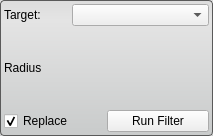
This is Interface/ToolInterface/MedianFilterInterface.ui in jessdtate/Seg3D as Qt 5 draws it before an edit. The edited form follows.
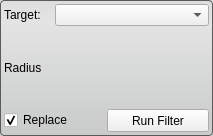
This is the edited form.

```diff
--- a/Interface/ToolInterface/MedianFilterInterface.ui
+++ b/Interface/ToolInterface/MedianFilterInterface.ui
@@ -52,7 +52,7 @@
     <number>4</number>
    </property>
    <item>
-    <layout class="QHBoxLayout" name="activeHLayout" stretch="1,2">
+    <layout class="QHBoxLayout" name="activeHLayout" stretch="1,3">
      <property name="spacing">
       <number>0</number>
      </property>
@@ -64,7 +64,14 @@
       </widget>
      </item>
      <item>
-      <widget class="QComboBox" name="targetComboBox"/>
+      <widget class="QComboBox" name="targetComboBox">
+       <property name="sizeAdjustPolicy">
+        <enum>QComboBox::AdjustToMinimumContentsLength</enum>
+       </property>
+       <property name="minimumContentsLength">
+        <number>12</number>
+       </property>
+      </widget>
      </item>
     </layout>
    </item>
@@ -109,6 +116,12 @@
      </item>
      <item>
       <widget class="QPushButton" name="runButton">
+       <property name="maximumSize">
+        <size>
+         <width>16777215</width>
+         <height>23</height>
+        </size>
+       </property>
        <property name="text">
         <string>Run Filter</string>
        </property>
```
